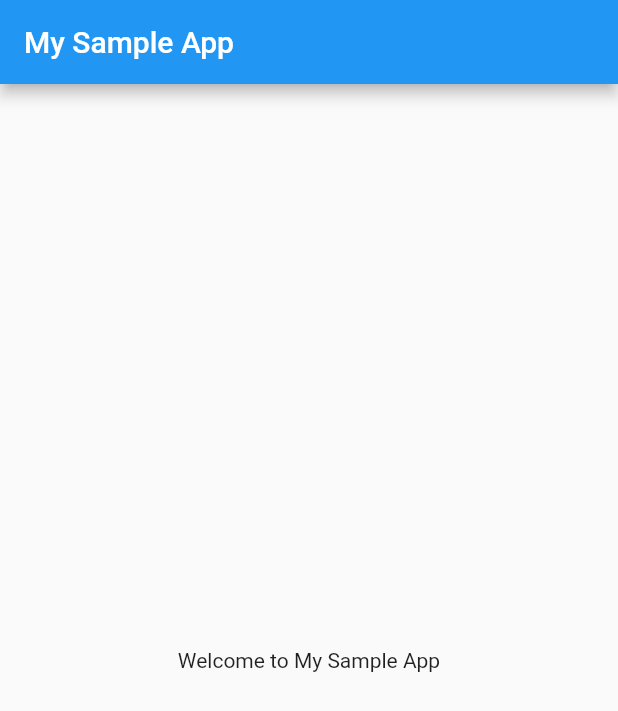
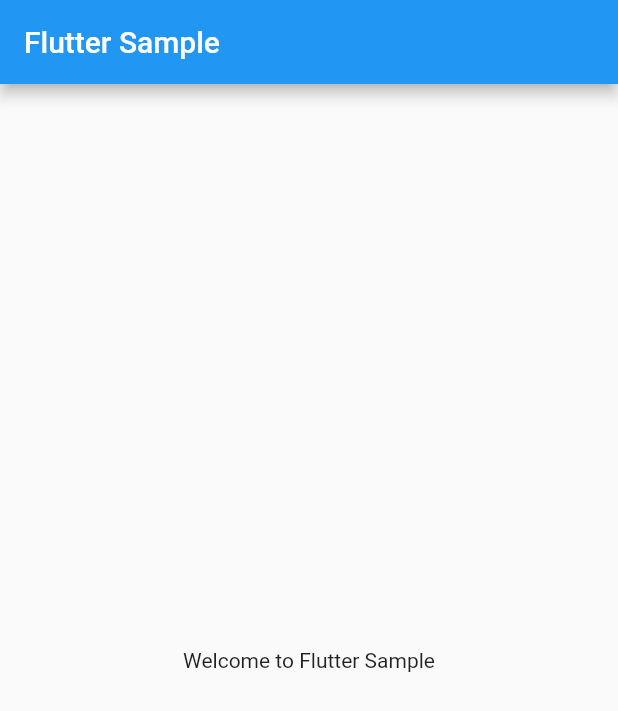
Before and after one commit to liwoo/flutter-firebase-bloc-starter, a Flutter app: the screen it shows after launch, on a phone screen of 412 x 824 dp. Shown: the top 711 px of the screen. Run offline on Flutter 3.47's test engine with Material 2 defaults, Android fonts, the phone set to English and light mode, and no system bars; generated files the repository leaves out were written again.

Commit message:
added intl

```diff
--- /dev/null
+++ b/l10n.yaml
@@ -0,0 +1,3 @@
+arb-dir: lib/l10n
+template-arb-file: app_en.arb
+output-localization-file: app_localizations.dart
--- /dev/null
+++ b/lib/l10n/app_en.arb
@@ -0,0 +1,3 @@
+{
+    "appName": "Flutter Sample"
+}
--- a/lib/main.dart
+++ b/lib/main.dart
@@ -1,19 +1,22 @@
+import 'package:flutter/material.dart';
+import 'package:flutter_gen/gen_l10n/app_localizations.dart';
 
-import 'package:flutter/material.dart';
+const appName = "Flutter Sample";
 
-const appName = "My Sample App";
-
-void main() {
-  print('Welcome to $appName');
-  runApp(MyApp());
-}
+void main() => runApp(MyApp());
 
 class MyApp extends StatelessWidget {
+  const MyApp({Key? key}) : super(key: key);
+
   @override
   Widget build(BuildContext context) {
     return MaterialApp(
       home: HomeScreen(),
       title: appName,
+      onGenerateTitle: (BuildContext context) =>
+          AppLocalizations.of(context)!.appName,
+      localizationsDelegates: AppLocalizations.localizationsDelegates,
+      supportedLocales: AppLocalizations.supportedLocales,
     );
   }
 }
@@ -23,10 +26,10 @@
   Widget build(BuildContext context) {
     return Scaffold(
       appBar: AppBar(
-        title: Text(appName),
+        title: Text(AppLocalizations.of(context)!.appName),
       ),
       body: Center(
-        child: Text('Welcome to $appName'),
+        child: Text('Welcome to ${AppLocalizations.of(context)!.appName}'),
       ),
     );
   }
```
Also changed, not shown: pubspec.yaml (+4 -5 lines), pubspec.lock.
